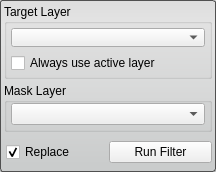
jessdtate/Seg3D, file Interface/ToolInterface/AndFilterInterface.ui: the form before one commit.
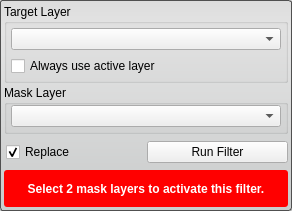
The form after the commit. Custom widgets are drawn as their Qt base class.

Commit message: added a warning to the all the tools and filters for when the proper layer isnt selected.

The edit to the form file:
```diff
--- a/Interface/ToolInterface/AndFilterInterface.ui
+++ b/Interface/ToolInterface/AndFilterInterface.ui
@@ -6,8 +6,8 @@
    <rect>
     <x>0</x>
     <y>0</y>
-    <width>216</width>
-    <height>172</height>
+    <width>292</width>
+    <height>211</height>
    </rect>
   </property>
   <property name="sizePolicy">
@@ -40,7 +40,7 @@
   </property>
   <layout class="QVBoxLayout" name="verticalLayout_2">
    <property name="spacing">
-    <number>4</number>
+    <number>2</number>
    </property>
    <property name="margin">
     <number>4</number>
@@ -182,6 +182,48 @@
      </layout>
     </widget>
    </item>
+   <item>
+    <widget class="QWidget" name="message_alert_" native="true">
+     <property name="minimumSize">
+      <size>
+       <width>0</width>
+       <height>32</height>
+      </size>
+     </property>
+     <property name="styleSheet">
+      <string notr="true">QLabel#message_{
+	color: white;
+	font: bold;
+}
+
+QWidget#message_alert_{
+	border-radius: 3px;
+	background-color: red;
+}</string>
+     </property>
+     <layout class="QHBoxLayout" name="horizontalLayout_5">
+      <property name="spacing">
+       <number>0</number>
+      </property>
+      <property name="margin">
+       <number>4</number>
+      </property>
+      <item>
+       <widget class="QLabel" name="message_">
+        <property name="text">
+         <string>Select 2 mask layers to activate this filter.</string>
+        </property>
+        <property name="alignment">
+         <set>Qt::AlignCenter</set>
+        </property>
+        <property name="wordWrap">
+         <bool>true</bool>
+        </property>
+       </widget>
+      </item>
+     </layout>
+    </widget>
+   </item>
   </layout>
  </widget>
  <customwidgets>
```
Left out of the diff: 2 changed lines with no effect on the pictures. The commit also changes 67 other files.
